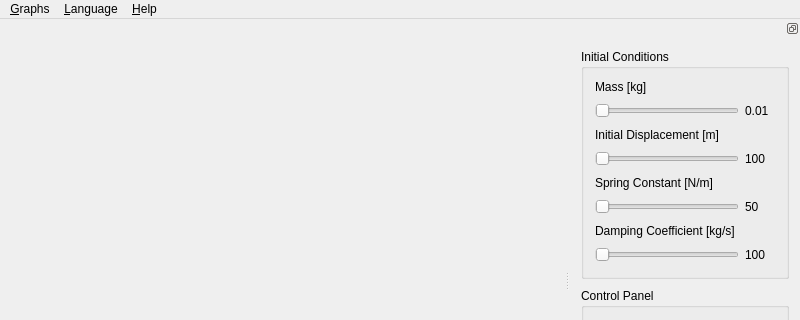
Above: src/Pendulum/MainWindow.ui from AlienCowEatCake/pendulum before the change; both pictures show x 0 to 800 and y 0 to 320 of the 800 by 541 pixel window. Below: the same form after it.
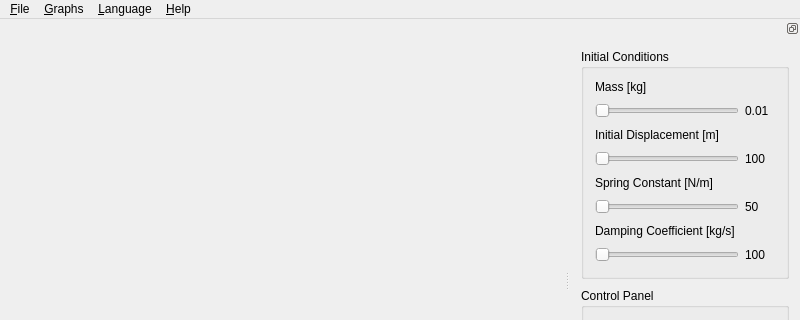
That is the form after the change. Custom widgets are drawn as their Qt base class.

The edit to the form file:
```diff
--- a/src/Pendulum/MainWindow.ui
+++ b/src/Pendulum/MainWindow.ui
@@ -26,6 +26,14 @@
    </widget>
   </widget>
   <widget class="QMenuBar" name="menuBar">
+   <widget class="QMenu" name="menuFile">
+    <property name="title">
+     <string>&amp;File</string>
+    </property>
+    <addaction name="actionSaveScreenshot"/>
+    <addaction name="separator"/>
+    <addaction name="actionExit"/>
+   </widget>
    <widget class="QMenu" name="menuGraphs">
     <property name="title">
      <string>&amp;Graphs</string>
@@ -51,6 +59,7 @@
     <addaction name="actionEnglish"/>
     <addaction name="actionRussian"/>
    </widget>
+   <addaction name="menuFile"/>
    <addaction name="menuGraphs"/>
    <addaction name="menuLanguage"/>
    <addaction name="menuHelp"/>
```
Left out of the diff: 22 changed lines with no effect on the pictures.
